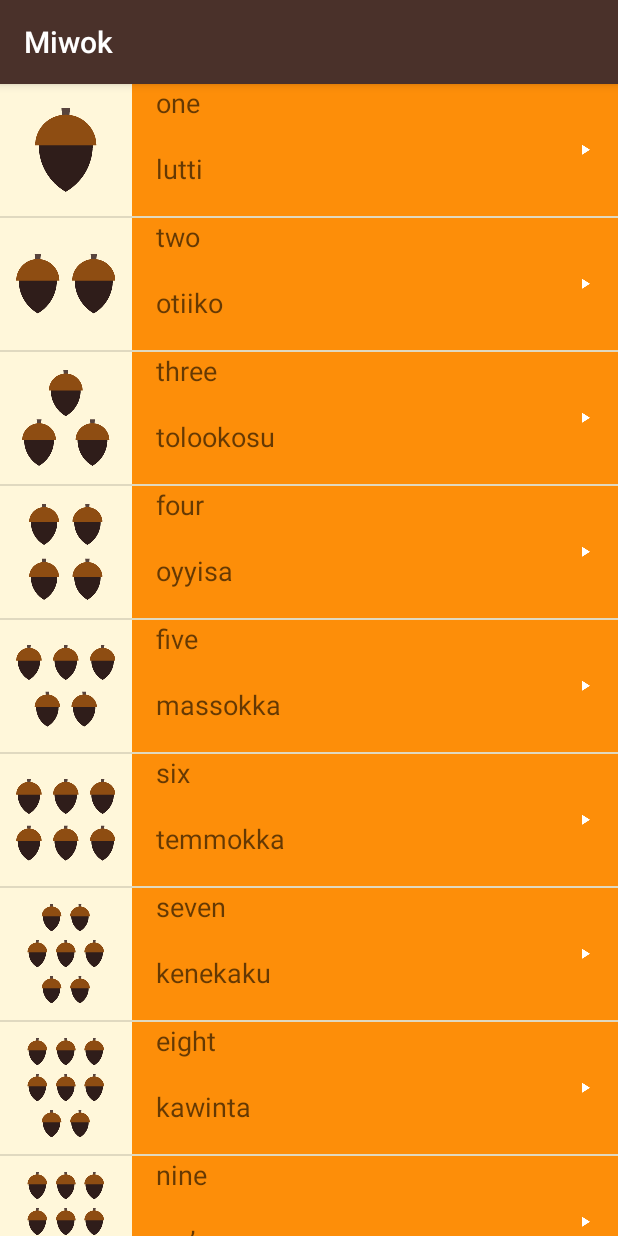
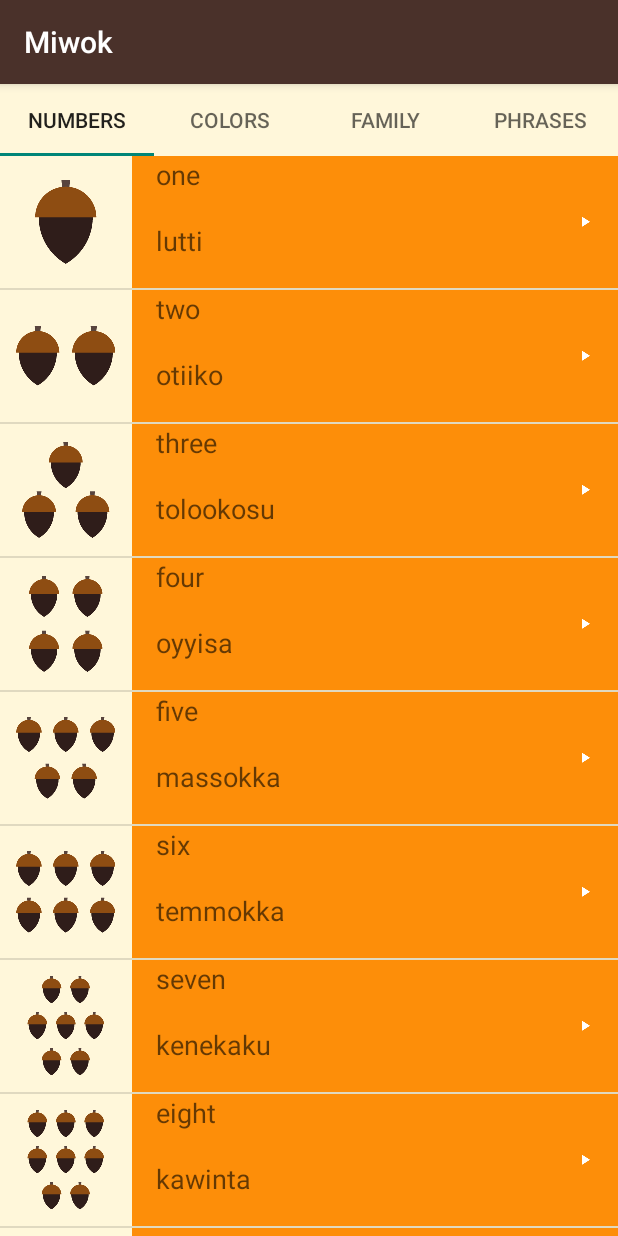
Before and after one commit to IlonaSofianidi/Miwok, an Android app: the screen it shows after launch (MainActivity), on a phone screen of 412 x 824 dp. Run offline under Robolectric (Android 15) with nearby library versions, the phone set to English and light mode, and no system bars.

Commit message:
Add tabs to the viewpager

```diff
--- a/app/build.gradle
+++ b/app/build.gradle
@@ -27,4 +27,5 @@ dependencies {
     implementation 'com.android.support:design:23.4.0'
 
     implementation 'com.android.support:support-v4:23.4.0'
+
 }
--- a/app/src/main/java/com/example/android/miwok/MainActivity.java
+++ b/app/src/main/java/com/example/android/miwok/MainActivity.java
@@ -17,6 +17,7 @@ package com.example.android.miwok;
 
 
 import android.os.Bundle;
+import android.support.design.widget.TabLayout;
 import android.support.v4.view.ViewPager;
 import android.support.v7.app.AppCompatActivity;
 
@@ -30,6 +31,8 @@ public class MainActivity extends AppCompatActivity {
         ViewPager viewPager = (ViewPager) findViewById(R.id.viewpager);
         SimpleFragmentPagerAdapter adapter = new SimpleFragmentPagerAdapter(getSupportFragmentManager());
         viewPager.setAdapter(adapter);
+        TabLayout tabLayout = (TabLayout) findViewById(R.id.sliding_tabs);
+        tabLayout.setupWithViewPager(viewPager);
     }
 
 }
--- a/app/src/main/java/com/example/android/miwok/SimpleFragmentPagerAdapter.java
+++ b/app/src/main/java/com/example/android/miwok/SimpleFragmentPagerAdapter.java
@@ -6,6 +6,8 @@ import android.support.v4.app.FragmentPagerAdapter;
 
 
 public class SimpleFragmentPagerAdapter extends FragmentPagerAdapter {
+    private final int COUNT_PAGES = 4;
+    private final String[] tabs = {"Numbers", "Colors", "Family", "Phrases"};
     public SimpleFragmentPagerAdapter(FragmentManager fm) {
         super(fm);
     }
@@ -27,6 +29,11 @@ public class SimpleFragmentPagerAdapter extends FragmentPagerAdapter {
 
     @Override
     public int getCount() {
-        return 4;
+        return COUNT_PAGES;
+    }
+
+    @Override
+    public CharSequence getPageTitle(int position) {
+        return tabs[position];
     }
 }
--- a/app/src/main/res/layout/activity_main.xml
+++ b/app/src/main/res/layout/activity_main.xml
@@ -13,15 +13,20 @@
      See the License for the specific language governing permissions and
      limitations under the License.
 -->
-<LinearLayout
-    xmlns:android="http://schemas.android.com/apk/res/android"
+<LinearLayout xmlns:android="http://schemas.android.com/apk/res/android"
     xmlns:tools="http://schemas.android.com/tools"
     android:layout_width="match_parent"
     android:layout_height="match_parent"
+    xmlns:app="http://schemas.android.com/apk/res-auto"
     android:background="@color/tan_background"
     android:orientation="vertical"
     tools:context="com.example.android.miwok.MainActivity">
 
+    <android.support.design.widget.TabLayout
+        android:id="@+id/sliding_tabs"
+        android:layout_width="match_parent"
+        android:layout_height="wrap_content"
+        app:tabMode="fixed" />
     <android.support.v4.view.ViewPager
         android:id="@+id/viewpager"
         android:layout_width="match_parent"
```
